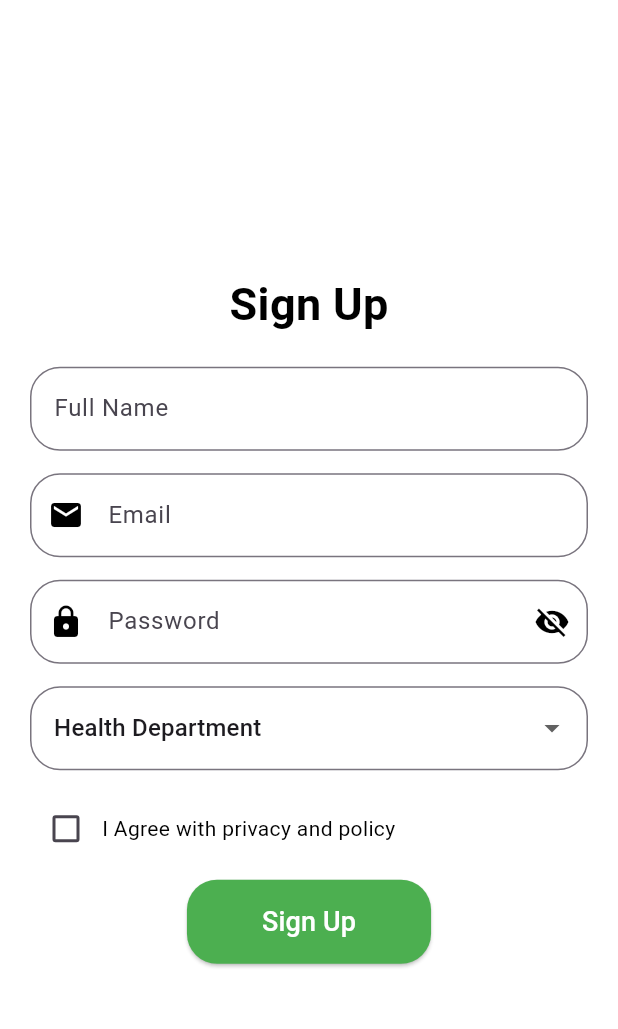
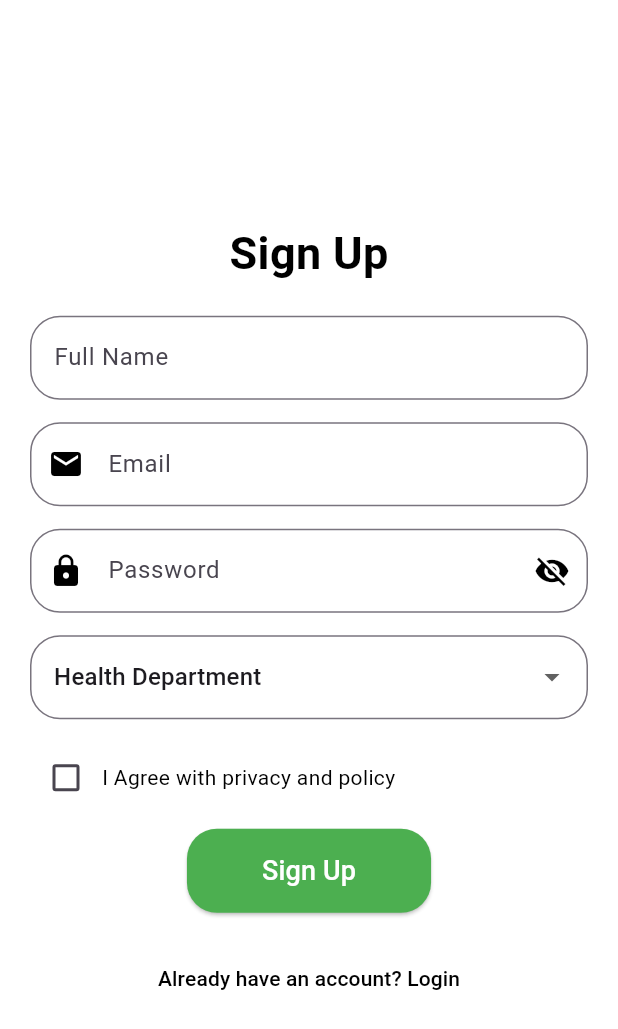
Before and after one commit to Mr-A12k/Flutter-app, a Flutter app: the SignupScreen screen opened directly, on a phone screen of 412 x 824 dp. Shown: the top 1029 px of the screen. Run offline on Flutter 3.47's test engine with Material 3 defaults, Android fonts, the phone set to English and light mode, and no system bars.

Commit message:
login button added in signup page

```diff
--- a/lib/signup_screen.dart
+++ b/lib/signup_screen.dart
@@ -114,6 +114,7 @@
 // }
 
 import 'package:flutter/material.dart';
+import 'login_screen.dart';
 
 class SignupScreen extends StatefulWidget {
   const SignupScreen({super.key});
@@ -222,6 +223,16 @@ class _SignupScreenState extends State<SignupScreen> {
                 onPressed: () {},
                 child: const Text("Sign Up", style: TextStyle(fontSize: 18, color: Colors.white)),
               ),
+              const SizedBox(height: 20),
+
+              /// **Login Button**
+              TextButton(
+                onPressed: () {
+                  // Navigate to LoginScreen when clicked
+                  Navigator.push(context, MaterialPageRoute(builder: (context) => const LoginScreen()));
+                },
+                child: const Text("Already have an account? Login", style: TextStyle(color: Colors.black)),
+              ),
             ],
           ),
         ),
```
Also changed, not shown: 1 other file.
